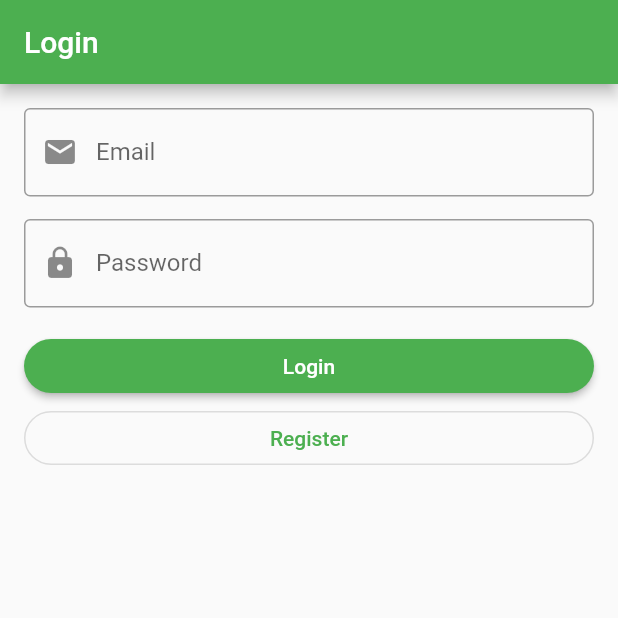
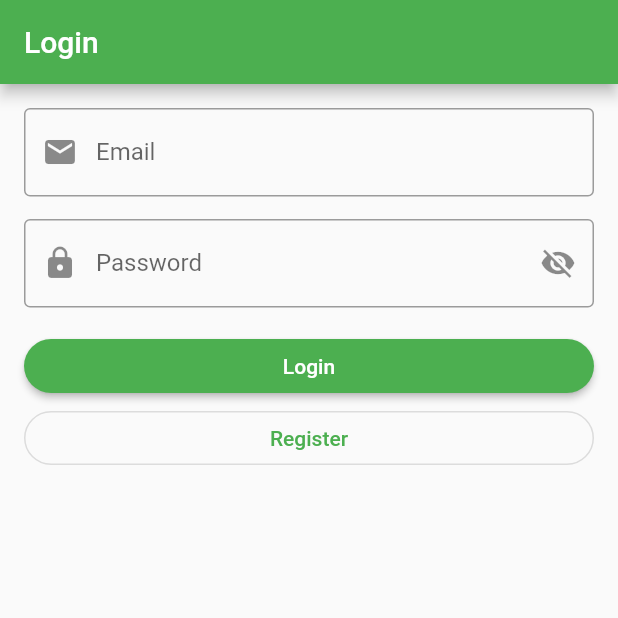
Before and after one commit to amir58/FlutterInstant1, a Flutter app: the screen it shows after launch, on a phone screen of 412 x 824 dp, the top half of it. Run offline on Flutter 3.47's test engine with Material 2 defaults, Android fonts, the phone set to English and light mode, and no system bars.

Commit message:
Session8

```diff
--- a/lib/main.dart
+++ b/lib/main.dart
@@ -18,13 +18,16 @@ class MyApp extends StatelessWidget {
   }
 }
 
-class LoginScreen extends StatelessWidget {
+class LoginScreen extends StatefulWidget {
   const LoginScreen({super.key});
 
+  @override
+  State<LoginScreen> createState() => _LoginScreenState();
+}
+
+class _LoginScreenState extends State<LoginScreen> {
   // Layouts => Column, Row, Stack
-  // Widget or Widgets
-  // Widget  => child
-  // Widgets => children
+  bool obscureText = true;
 
   @override
   Widget build(BuildContext context) {
@@ -45,11 +48,22 @@ class LoginScreen extends StatelessWidget {
             ),
             const SizedBox(height: 15),
             TextFormField(
-              obscureText: true,
-              decoration: const InputDecoration(
+              obscureText: obscureText,
+              decoration: InputDecoration(
                 labelText: 'Password',
-                border: OutlineInputBorder(),
-                prefixIcon: Icon(Icons.lock),
+                border: const OutlineInputBorder(),
+                prefixIcon: const Icon(Icons.lock),
+                suffixIcon: IconButton(
+                  onPressed: () {
+                    obscureText = !obscureText;
+                    setState(() {});
+                  },
+                  icon: Icon(
+                    obscureText
+                        ? Icons.visibility_off
+                        : Icons.visibility,
+                  ),
+                ),
               ),
             ),
             const SizedBox(height: 15),
@@ -80,7 +94,7 @@ class LoginScreen extends StatelessWidget {
   navToRegisterScreen(BuildContext context) {
     Navigator.push(
       context,
-      MaterialPageRoute(builder: (context) => RegisterScreen()),
+      MaterialPageRoute(builder: (context) => const RegisterScreen()),
     );
   }
 }
```
Also changed, not shown: lib/inheritance/base_screen.dart (+9 -1 lines), lib/inheritance/fav_screen.dart (added, +25 -0 lines), lib/inheritance/home_screen.dart (+5 -3 lines), lib/oop.dart (+15 -0 lines), lib/ui/statful.dart (added, +52 -0 lines).
